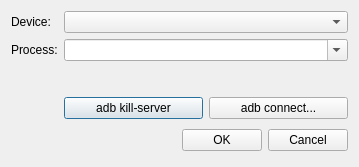
Qt form src/DGLGui/ui/dglconnectandroid.ui (scygan/debugler) before a commit.
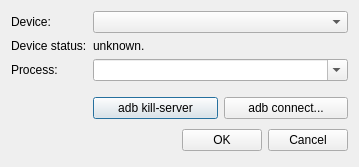
The same form after that commit.

Commit message: Show if android device is prepared, better adb error handling (stop timer only from timer-related adb runs, deselect device on failure).

```diff
--- a/src/DGLGui/ui/dglconnectandroid.ui
+++ b/src/DGLGui/ui/dglconnectandroid.ui
@@ -29,7 +29,7 @@
        </property>
       </widget>
      </item>
-     <item row="2" column="0">
+     <item row="4" column="0">
       <widget class="QLabel" name="label_2">
        <property name="text">
         <string>Process:</string>
@@ -43,7 +43,7 @@
        </property>
       </widget>
      </item>
-     <item row="3" column="0">
+     <item row="5" column="0">
       <spacer name="verticalSpacer">
        <property name="orientation">
         <enum>Qt::Vertical</enum>
@@ -56,7 +56,7 @@
        </property>
       </spacer>
      </item>
-     <item row="4" column="1">
+     <item row="6" column="1">
       <layout class="QHBoxLayout" name="horizontalLayout">
        <item>
         <widget class="QPushButton" name="pushButton_2">
@@ -74,13 +74,27 @@
        </item>
       </layout>
      </item>
-     <item row="2" column="1">
+     <item row="4" column="1">
       <widget class="QComboBox" name="comboBox_2">
        <property name="editable">
         <bool>true</bool>
        </property>
       </widget>
      </item>
+     <item row="3" column="1">
+      <widget class="QLabel" name="label_deviceStatus">
+       <property name="text">
+        <string>unknown.</string>
+       </property>
+      </widget>
+     </item>
+     <item row="3" column="0">
+      <widget class="QLabel" name="label_4">
+       <property name="text">
+        <string>Device status:</string>
+       </property>
+      </widget>
+     </item>
     </layout>
    </item>
    <item>
```
The commit also changes 2 other files.
